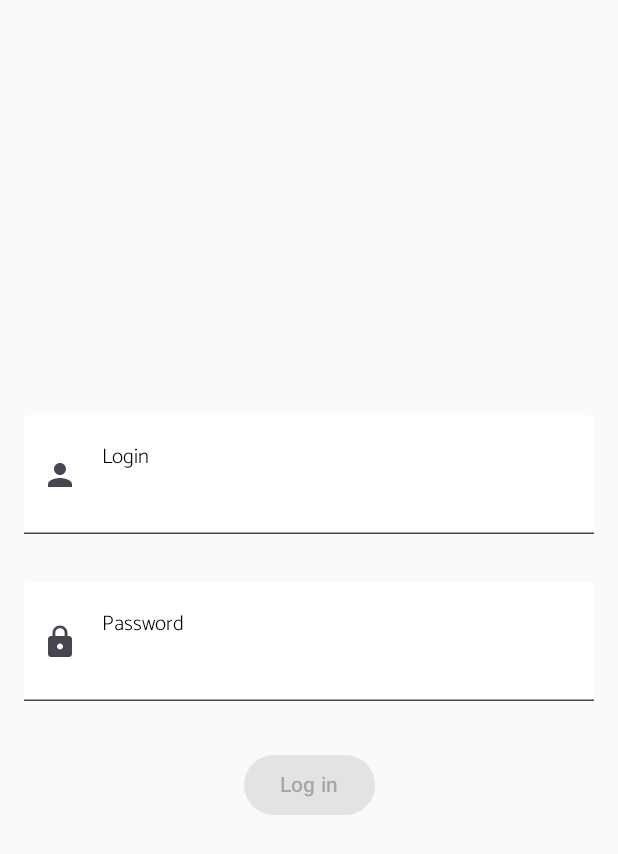
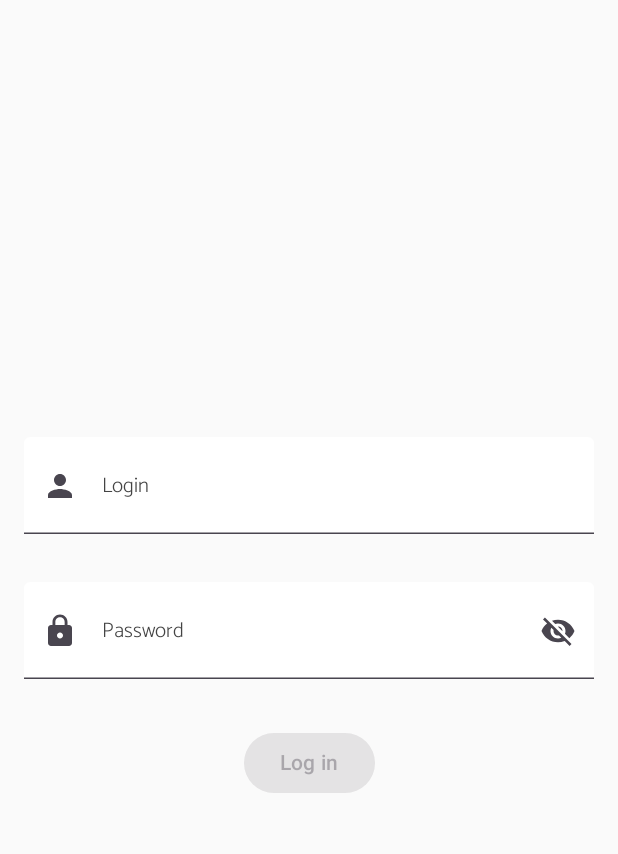
Before and after one commit to joannaagnieszczak/art-shop, an Android app built with Jetpack Compose: the screen it shows after launch (MainActivity), on a phone screen of 412 x 824 dp. Shown: the top 854 px of the screen. Run offline under Robolectric (Android 15) with nearby library versions, the phone set to English and light mode, and no system bars.

Commit message:
#5 Create navigation between screens. (#11)
Create visual transformation for password in LoginScreen.

```diff
--- a/app/build.gradle
+++ b/app/build.gradle
@@ -47,7 +47,10 @@ android {
 }
 
 dependencies {
+    def nav_version = "2.5.3"
 
+    implementation "androidx.navigation:navigation-compose:$nav_version"
+    implementation "androidx.compose.material:material-icons-extended:$compose_version"
     implementation 'androidx.paging:paging-runtime-ktx:3.1.1'
     implementation 'androidx.core:core-ktx:1.10.0'
     implementation 'androidx.lifecycle:lifecycle-runtime-ktx:2.6.1'
--- a/app/src/main/java/pl/asia/artshop/MainActivity.kt
+++ b/app/src/main/java/pl/asia/artshop/MainActivity.kt
@@ -3,32 +3,17 @@ package pl.asia.artshop
 import android.os.Bundle
 import androidx.activity.ComponentActivity
 import androidx.activity.compose.setContent
-import androidx.compose.material3.Text
-import androidx.compose.runtime.Composable
-import androidx.compose.ui.tooling.preview.Preview
-import pl.asia.artshop.login.LoginScreen
+import pl.asia.artshop.navigation.Navigation
 import pl.asia.artshop.ui.theme.ArtshopTheme
 
 class MainActivity : ComponentActivity() {
+
     override fun onCreate(savedInstanceState: Bundle?) {
         super.onCreate(savedInstanceState)
         setContent {
             ArtshopTheme {
-                LoginScreen()
+                Navigation()
             }
         }
     }
 }
-
-@Composable
-fun Greeting(name: String) {
-    Text(text = "Hello $name!")
-}
-
-@Preview(showBackground = true)
-@Composable
-fun DefaultPreview() {
-    ArtshopTheme {
-        Greeting("Android")
-    }
-}
--- a/app/src/main/java/pl/asia/artshop/login/LoginScreen.kt
+++ b/app/src/main/java/pl/asia/artshop/login/LoginScreen.kt
@@ -9,9 +9,12 @@ import androidx.compose.foundation.layout.padding
 import androidx.compose.material.icons.Icons
 import androidx.compose.material.icons.filled.Lock
 import androidx.compose.material.icons.filled.Person
+import androidx.compose.material.icons.filled.Visibility
+import androidx.compose.material.icons.filled.VisibilityOff
 import androidx.compose.material3.Button
 import androidx.compose.material3.ButtonDefaults
 import androidx.compose.material3.Icon
+import androidx.compose.material3.IconButton
 import androidx.compose.material3.MaterialTheme
 import androidx.compose.material3.Text
 import androidx.compose.material3.TextField
@@ -25,15 +28,20 @@ import androidx.compose.runtime.setValue
 import androidx.compose.ui.Alignment
 import androidx.compose.ui.Modifier
 import androidx.compose.ui.graphics.Color
+import androidx.compose.ui.text.input.PasswordVisualTransformation
+import androidx.compose.ui.text.input.VisualTransformation
 import androidx.compose.ui.tooling.preview.Preview
 import androidx.compose.ui.unit.dp
 import androidx.compose.ui.unit.sp
 import androidx.lifecycle.viewmodel.compose.viewModel
+import androidx.navigation.NavController
+import androidx.navigation.compose.rememberNavController
+import pl.asia.artshop.navigation.Screen
 import pl.asia.artshop.ui.theme.Typography
 
 
 @Composable
-fun LoginScreen(modifier: Modifier = Modifier, loginViewModel: LoginViewModel = viewModel()) {
+fun LoginScreen(modifier: Modifier = Modifier, loginViewModel: LoginViewModel = viewModel(), navController: NavController) {
     val loginUiState by loginViewModel.uiState.collectAsState()
     Column(
         modifier = Modifier.fillMaxSize(),
@@ -42,6 +50,8 @@ fun LoginScreen(modifier: Modifier = Modifier, loginViewModel: LoginViewModel =
     ) {
         var login by remember { mutableStateOf(loginUiState.login) }
         TextField(
+            textStyle = Typography.titleLarge,
+            singleLine = true,
             value = login,
             onValueChange = {
                 login = it
@@ -59,7 +69,7 @@ fun LoginScreen(modifier: Modifier = Modifier, loginViewModel: LoginViewModel =
                     text = "Login",
                     style = Typography.titleLarge,
                     fontSize = 14.sp,
-                    color = Color.Black
+                    color = Color.DarkGray
                 )
             },
             modifier = modifier
@@ -69,7 +79,20 @@ fun LoginScreen(modifier: Modifier = Modifier, loginViewModel: LoginViewModel =
 
         )
         var password by remember { mutableStateOf(loginUiState.password) }
+        var passwordVisible by remember { mutableStateOf(false) }
         TextField(
+            textStyle = Typography.titleLarge,
+            singleLine = true,
+            visualTransformation = if (passwordVisible) VisualTransformation.None else PasswordVisualTransformation(),
+            trailingIcon = {
+                val image = if (passwordVisible)
+                    Icons.Filled.Visibility
+                else Icons.Filled.VisibilityOff
+
+                val description = if (passwordVisible) "Hide password" else "Show password"
+
+                IconButton(onClick = {passwordVisible = !passwordVisible}){
+                    Icon(imageVector  = image, description) }},
             value = password,
             onValueChange = {
                 password = it
@@ -86,18 +109,18 @@ fun LoginScreen(modifier: Modifier = Modifier, loginViewModel: LoginViewModel =
                     text = "Password",
                     style = Typography.titleLarge,
                     fontSize = 14.sp,
-                    color = Color.Black
+                    color = Color.DarkGray
                 )
             },
             modifier = modifier
                 .fillMaxWidth()
-                .heightIn(min = 56.dp)
+                .heightIn(min = 46.dp)
                 .padding(16.dp)
 
         )
 
         Button(
-            onClick = {},
+            onClick = {navController.navigate(route = Screen.ProductNavigation.route)},
             enabled = loginUiState.isLoginButtonEnabled,
             colors = ButtonDefaults.buttonColors(MaterialTheme.colorScheme.surface),
             modifier = Modifier.padding(16.dp)
@@ -108,9 +131,8 @@ fun LoginScreen(modifier: Modifier = Modifier, loginViewModel: LoginViewModel =
     }
 }
 
-
-@Preview(showBackground = true)
 @Composable
-fun ProductScreenPreview() {
-    LoginScreen()
+@Preview(showSystemUi = true)
+fun LoginScreenPreview(){
+    LoginScreen(navController = rememberNavController())
 }
--- a/app/src/main/java/pl/asia/artshop/login/LoginViewModel.kt
+++ b/app/src/main/java/pl/asia/artshop/login/LoginViewModel.kt
@@ -11,7 +11,7 @@ class LoginViewModel : ViewModel() {
 
     val uiState: StateFlow<LoginViewState> = _uiState.asStateFlow()
 
-    fun onEnterLogin(login: String) {
+    fun onEnterLogin(login: String){
         _uiState.update { currentState ->
             currentState.copy(
                 login = login,
--- /dev/null
+++ b/app/src/main/java/pl/asia/artshop/navigation/Navigation.kt
@@ -0,0 +1,21 @@
+package pl.asia.artshop.navigation
+
+import androidx.compose.runtime.Composable
+import androidx.navigation.compose.NavHost
+import androidx.navigation.compose.composable
+import androidx.navigation.compose.rememberNavController
+import pl.asia.artshop.login.LoginScreen
+import pl.asia.artshop.product.ProductScreen
+
+
+@Composable
+fun Navigation(){
+    val navController = rememberNavController()
+    NavHost(navController = navController, startDestination = Screen.LoginNavigation.route){
+        composable(route = Screen.LoginNavigation.route){
+            LoginScreen(navController = navController)}
+            composable(route = Screen.ProductNavigation.route){
+                ProductScreen()
+        }
+    }
+}
--- /dev/null
+++ b/app/src/main/java/pl/asia/artshop/navigation/Screen.kt
@@ -0,0 +1,6 @@
+package pl.asia.artshop.navigation
+
+sealed class Screen(val route: String) {
+    object ProductNavigation: Screen("product_screen")
+    object LoginNavigation: Screen("login_screen")
+}
--- a/app/src/main/java/pl/asia/artshop/product/ProductScreen.kt
+++ b/app/src/main/java/pl/asia/artshop/product/ProductScreen.kt
@@ -136,7 +136,7 @@ fun TopSection(){
 
         //back button
         IconButton(
-            onClick = { /*TODO*/ },
+            onClick = { },
             modifier = Modifier.align(Alignment.CenterStart)
         ) {
             Icon(Icons.Outlined.KeyboardArrowLeft, contentDescription = null)
--- a/app/src/main/java/pl/asia/artshop/ui/theme/Type.kt
+++ b/app/src/main/java/pl/asia/artshop/ui/theme/Type.kt
@@ -37,6 +37,7 @@ val Typography = Typography(
     titleLarge = TextStyle(
         fontFamily = fontFamilyRoboto,
         fontWeight = FontWeight.Medium,
+        fontSize = 20.sp,
        )
     )
 
```
